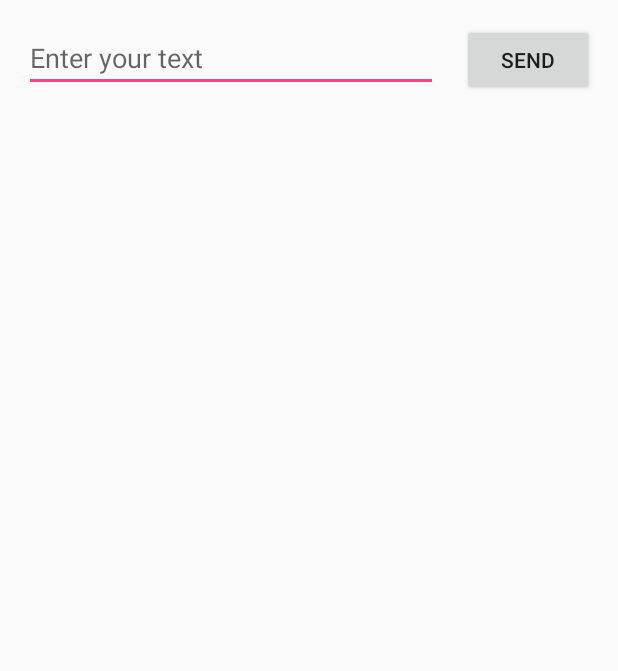
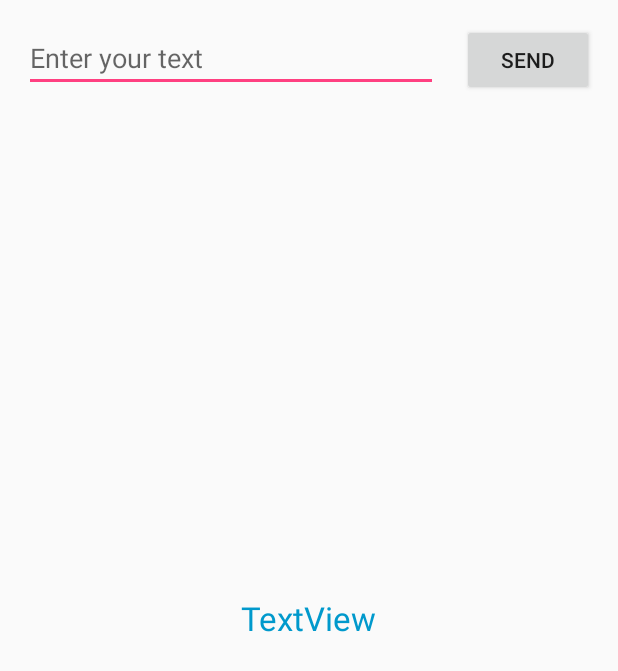
Before and after one commit to BlueTeleco/Client, an Android app: the layout activity_conversation.xml on its own in the app's theme, with its tools: preview values and no code run, on a phone screen of 412 x 824 dp. Shown: the top 671 px of the screen. Run offline under Robolectric (Android 15) with nearby library versions, the phone set to English and light mode, and no system bars.

```diff
--- a/app/src/main/java/com/pre/client/ConversationActivity.kt
+++ b/app/src/main/java/com/pre/client/ConversationActivity.kt
@@ -4,6 +4,7 @@ import android.support.v7.app.AppCompatActivity
 import android.os.Bundle
 import android.view.View
 import android.widget.EditText
+import kotlinx.android.synthetic.main.activity_conversation.*
 import org.jetbrains.anko.startActivity
 
 const val EXTRA_MESSAGE = "com.pre.client.MESSAGE"
@@ -13,6 +14,8 @@ class ConversationActivity : AppCompatActivity() {
     override fun onCreate(savedInstanceState: Bundle?) {
         super.onCreate(savedInstanceState)
         setContentView(R.layout.activity_conversation)
+
+        idView.text = intent.getStringExtra(SELECTED_CHAT)
     }
 
     fun sendMessage(view: View) {
--- a/app/src/main/java/com/pre/client/NewGroupActivity.kt
+++ b/app/src/main/java/com/pre/client/NewGroupActivity.kt
@@ -1,5 +1,6 @@
 package com.pre.client
 
+import android.content.Context
 import android.support.v7.app.AppCompatActivity
 import android.os.Bundle
 import android.view.View
@@ -21,7 +22,8 @@ class NewGroupActivity : AppCompatActivity() {
         super.onCreate(savedInstanceState)
         setContentView(R.layout.activity_new_group)
 
-        // get user from database
+        admin_phone = getSharedPreferences(getString(R.string.parameters_file), Context.MODE_PRIVATE)
+                     .getString(getString(R.string.user_phone), "error")
     }
 
     fun createGroup(view: View) {
--- a/app/src/main/res/layout/activity_conversation.xml
+++ b/app/src/main/res/layout/activity_conversation.xml
@@ -36,4 +36,16 @@
     app:layout_constraintHorizontal_bias="0.5"
     app:layout_constraintStart_toEndOf="@+id/editText"
     app:layout_constraintTop_toTopOf="parent" />
+
+    <TextView
+        android:id="@+id/idView"
+        android:layout_width="wrap_content"
+        android:layout_height="wrap_content"
+        android:text="TextView"
+        android:textAppearance="@style/TextAppearance.AppCompat.Large"
+        android:textColor="@android:color/holo_blue_dark"
+        app:layout_constraintBottom_toBottomOf="parent"
+        app:layout_constraintEnd_toEndOf="parent"
+        app:layout_constraintStart_toStartOf="parent"
+        app:layout_constraintTop_toTopOf="parent" />
 </android.support.constraint.ConstraintLayout>
--- a/app/src/main/res/values/strings.xml
+++ b/app/src/main/res/values/strings.xml
@@ -8,4 +8,5 @@
     <string name="parameters_file">activities-parameters</string>
     <string name="new_group">Crear Grupo</string>
     <string name="group_name">Nombre del grupo</string>
+    <string name="user_phone">MY_PHONE</string>
 </resources>
--- a/build.gradle
+++ b/build.gradle
@@ -1,7 +1,7 @@
 // Top-level build file where you can add configuration options common to all sub-projects/modules.
 
 buildscript {
-    ext.kotlin_version = '1.2.30'
+    ext.kotlin_version = '1.2.41'
     ext.anko_version = '0.10.5'
     repositories {
         google()
```
Also changed, not shown: app/src/main/java/com/pre/client/ChatsActivity.kt (+30 -4 lines), app/src/main/java/com/pre/client/ConversationAdapter.kt (+8 -3 lines), app/src/main/java/com/pre/client/Extensions.kt (deleted, +0 -10 lines), app/src/main/java/com/pre/client/MainActivity.kt (+10 -0 lines), 2 other files.
